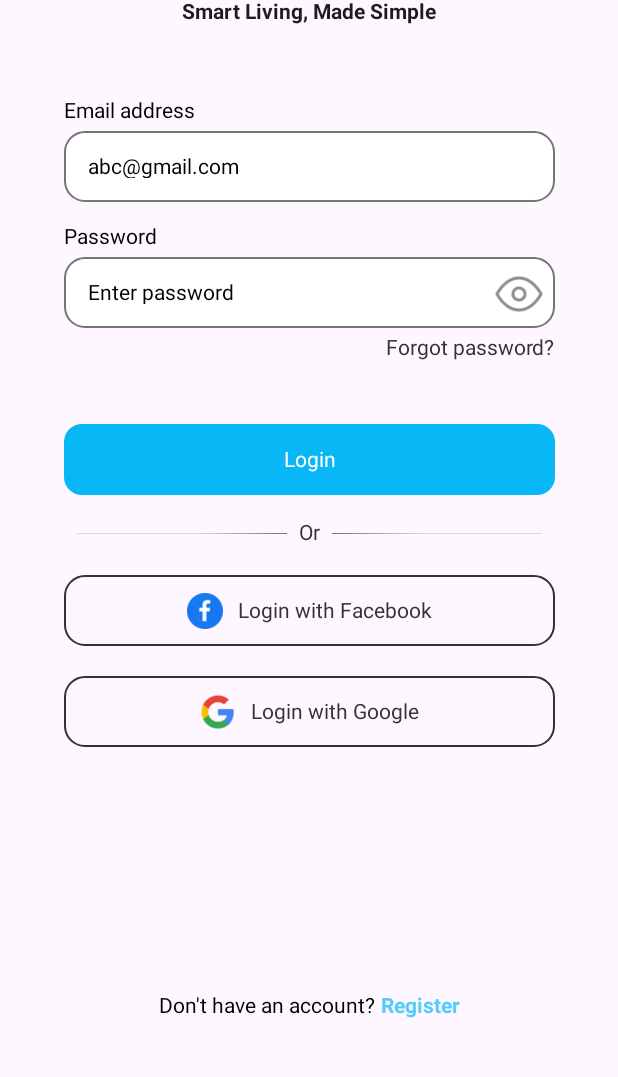
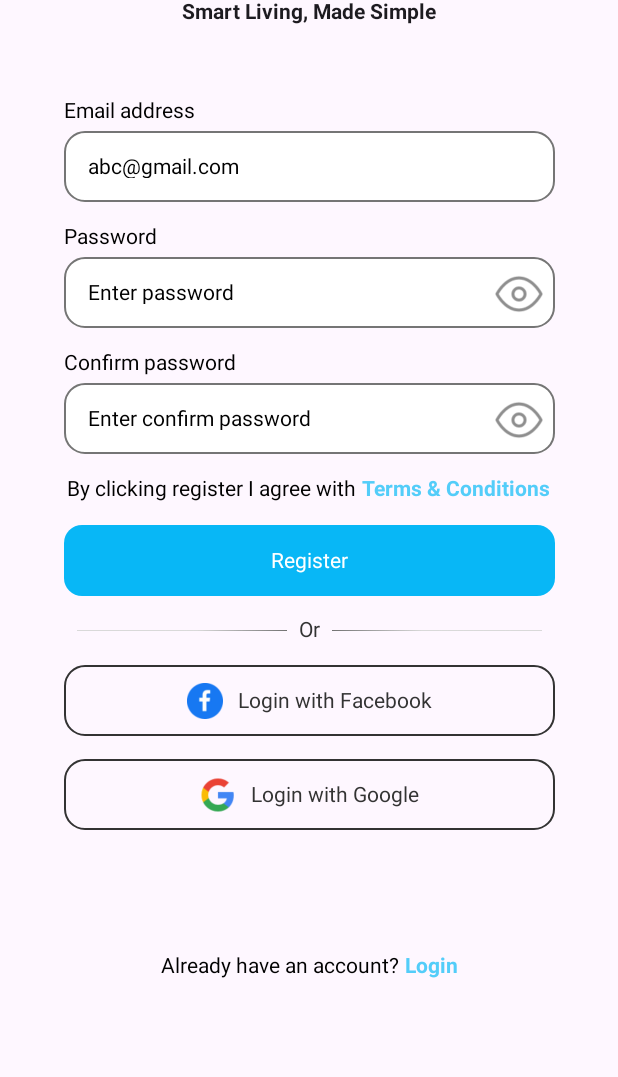
Before and after one commit to Abhijeet0300/Homeasy, an Android app built with Jetpack Compose: the screen it shows after launch (MainActivity), on a phone screen of 412 x 824 dp, the part 148-1225 px from its top. Run offline under Robolectric (Android 15) with nearby library versions, the phone set to English and light mode, and no system bars; our stand-ins replace Dagger/Hilt's generated code; libraries missing offline, so code that uses them is left out: com.thingclips.smart; 1 statement that could not run was skipped.

```diff
--- a/app/src/main/java/io/homeasy/app/MainActivity.kt
+++ b/app/src/main/java/io/homeasy/app/MainActivity.kt
@@ -11,6 +11,7 @@ import androidx.compose.ui.Modifier
 import dagger.hilt.android.AndroidEntryPoint
 import io.homeasy.app.core.utils.ui.theme.AppTheme
 import io.homeasy.app.feature_login.presentation.LoginScreen
+import io.homeasy.app.feature_login.presentation.RegisterScreen
 
 @AndroidEntryPoint
 class MainActivity : ComponentActivity() {
@@ -20,7 +21,7 @@ class MainActivity : ComponentActivity() {
         setContent {
             AppTheme {
                 Scaffold(modifier = Modifier.fillMaxSize()) { innerPadding ->
-                    LoginScreen(
+                    RegisterScreen(
                         modifier = Modifier.padding(innerPadding)
                     )
                 }
--- a/app/src/main/java/io/homeasy/app/core/utils/ui_components/LoginRegisterComposables.kt
+++ b/app/src/main/java/io/homeasy/app/core/utils/ui_components/LoginRegisterComposables.kt
@@ -161,7 +161,7 @@ fun HasAccount(
     ) {
         Text(
             text = stringResource(id = questionTextId),
-            style = AppTypography.bodyLarge,
+            style = AppTypography.bodyMedium,
             color = Black
         )
 
@@ -170,7 +170,7 @@ fun HasAccount(
                 onClick = {}
             ),
             text = stringResource(id = actionTextId),
-            style = AppTypography.bodyLarge,
+            style = AppTypography.bodyMedium,
             fontWeight = FontWeight.Bold,
             color = ColoredTextColor
         )
--- /dev/null
+++ b/app/src/main/java/io/homeasy/app/feature_login/presentation/RegisterScreen.kt
@@ -0,0 +1,159 @@
+package io.homeasy.app.feature_login.presentation
+
+import androidx.compose.foundation.layout.Box
+import androidx.compose.foundation.layout.Column
+import androidx.compose.foundation.layout.Spacer
+import androidx.compose.foundation.layout.fillMaxSize
+import androidx.compose.foundation.layout.fillMaxWidth
+import androidx.compose.foundation.layout.height
+import androidx.compose.foundation.rememberScrollState
+import androidx.compose.foundation.verticalScroll
+import androidx.compose.runtime.Composable
+import androidx.compose.runtime.mutableStateOf
+import androidx.compose.runtime.remember
+import androidx.compose.ui.tooling.preview.Preview
+import androidx.compose.runtime.getValue
+import androidx.compose.runtime.setValue
+import androidx.compose.ui.Alignment
+import androidx.compose.ui.Modifier
+import androidx.compose.ui.platform.LocalConfiguration
+import androidx.compose.ui.res.stringResource
+import androidx.compose.ui.text.input.ImeAction
+import androidx.compose.ui.text.input.KeyboardType
+import androidx.compose.ui.unit.dp
+import androidx.hilt.navigation.compose.hiltViewModel
+import io.homeasy.app.R
+import io.homeasy.app.core.utils.ui_components.AppTextField
+import io.homeasy.app.core.utils.ui_components.HasAccount
+import io.homeasy.app.core.utils.ui_components.LoginRegisterScreenTitle
+import io.homeasy.app.core.utils.ui_components.Or
+import io.homeasy.app.core.utils.ui_components.RegularButton
+import io.homeasy.app.core.utils.ui_components.SocialMediaLogin
+
+
+@Composable
+fun RegisterScreen(
+    modifier: Modifier = Modifier,
+    viewModel : RegisterViewModel = hiltViewModel()
+) {
+    var emailAddress = remember {
+        mutableStateOf("")
+    }
+
+    var password = remember {
+        mutableStateOf("")
+    }
+
+    var confirmPassword = remember {
+        mutableStateOf("")
+    }
+    var screenHeight = LocalConfiguration.current.screenHeightDp.dp
+
+    Column(
+        modifier = Modifier.fillMaxSize().verticalScroll(rememberScrollState()),
+        horizontalAlignment = Alignment.CenterHorizontally,
+    ) {
+        Spacer(modifier = Modifier.height(screenHeight * 0.1f))
+
+        Box(
+            modifier = Modifier.fillMaxWidth(),
+            contentAlignment = Alignment.Center
+        ) {
+            LoginRegisterScreenTitle()
+        }
+
+        Spacer(
+            modifier = Modifier.height(50.dp)
+        )
+
+        //Email field
+        Box(
+            modifier = Modifier.fillMaxWidth(),
+            contentAlignment = Alignment.Center
+        ) {
+            AppTextField(
+                value = emailAddress,
+                label = stringResource(id = R.string.email_address),
+                placeholder = stringResource(id = R.string.enter_email_address),
+                keyboardType = KeyboardType.Email,
+                imeAction = ImeAction.Next
+            )
+        }
+
+        Spacer(modifier = Modifier.height(15.dp ))
+
+        //Password field
+        Box(
+            modifier = Modifier.fillMaxWidth(),
+            contentAlignment = Alignment.Center
+        ) {
+            AppTextField(
+                value = password,
+                label = stringResource(id = R.string.password),
+                placeholder = stringResource(id = R.string.enter_password),
+                isPasswordField = true
+            )
+        }
+
+        Spacer(modifier = Modifier.height(15.dp ))
+
+        //Confirm Password field
+        Box(
+            modifier = Modifier.fillMaxWidth(),
+            contentAlignment = Alignment.Center
+        ) {
+            AppTextField(
+                value = confirmPassword,
+                label = stringResource(id = R.string.confirm_password),
+                placeholder = stringResource(id = R.string.enter_confirm_password),
+                isPasswordField = true
+            )
+        }
+
+        //Spacer
+        Spacer(modifier = Modifier.height(15.dp ))
+
+        // terms and conditions
+        HasAccount(
+            questionTextId = R.string.i_agree,
+            actionTextId = R.string.terms_and_conditions
+        )
+
+        Spacer(modifier = Modifier.height(15.dp ))
+
+        RegularButton(
+            label = stringResource(id = R.string.register),
+            onClick = {
+                viewModel.sendVerificationCode(email = emailAddress.value, countryCode = "91")
+            }
+        )
+
+        Spacer(modifier = Modifier.height(15.dp ))
+
+        Or()
+
+        Spacer(modifier = Modifier.height(15.dp ))
+
+        SocialMediaLogin(
+            logoId = R.drawable.facebook_logo,
+            textId = R.string.login_with_facebook
+        ) {}
+
+        Spacer(modifier = Modifier.height(15.dp))
+
+        //Google login
+        SocialMediaLogin(
+            logoId = R.drawable.google,
+            textId = R.string.login_with_google
+        ){}
+
+        Spacer(modifier = Modifier.height(screenHeight * 0.1f))
+
+        HasAccount(
+            questionTextId = R.string.already_have_an_account,
+            actionTextId = R.string.login
+        )
+
+        Spacer(modifier = Modifier.height(20.dp) )
+    }
+}
--- a/app/src/main/java/io/homeasy/app/feature_login/presentation/RegisterViewModel.kt
+++ b/app/src/main/java/io/homeasy/app/feature_login/presentation/RegisterViewModel.kt
@@ -1,5 +1,6 @@
 package io.homeasy.app.feature_login.presentation
 
+import android.util.Log
 import androidx.lifecycle.ViewModel
 import androidx.lifecycle.viewModelScope
 import com.thingclips.smart.android.user.bean.User
@@ -16,7 +17,7 @@ class RegisterViewModel @Inject constructor(
     private val authRepository : AuthRepositoryImpl
 ) : ViewModel() {
 
-    private val _isCodeSent = MutableStateFlow<Boolean>(false)
+    private val _isCodeSent = MutableStateFlow<Boolean?>(false)
     val isCodeSent = _isCodeSent.asStateFlow()
 
     private val _registrationMessage = MutableStateFlow<String?>(null)
@@ -30,9 +31,11 @@ class RegisterViewModel @Inject constructor(
             authRepository.sendVerificationCode(email, countryCode)
                 .onSuccess {
                     _isCodeSent.value = true
+                    Log.i("RegisterViewModel", "Verification code sent successfully")
                 }
                 .onFailure {
                     _isCodeSent.value = false
+                    Log.e("RegisterViewModel", "Failed to send verification code: ${it.message}")
                 }
         }
     }
--- a/app/src/main/res/values/strings.xml
+++ b/app/src/main/res/values/strings.xml
@@ -14,16 +14,20 @@
     <string name="onboarding_third_message">Reduce electricity usage with automated controls</string>
     <string name="next">Next ></string>
 
-    // Login Screen Strings
+    // Login Register Screen Strings
     <string name="smart_living">Smart Living, Made Simple</string>
     <string name="email_address">Email address</string>
     <string name="enter_email_address">abc@gmail.com</string>
     <string name="password">Password</string>
+    <string name="confirm_password">Confirm password</string>
     <string name="enter_password">Enter password</string>
+    <string name="enter_confirm_password">Enter confirm password</string>
     <string name="login">Login</string>
     <string name="no_account">Don\'t have an account?</string>
     <string name="register">Register</string>
     <string name="already_have_an_account">Already have an account?</string>
+    <string name="i_agree">By clicking register I agree with</string>
+    <string name="terms_and_conditions">Terms &amp; Conditions</string>
 
 
     //content description for accessibility
```
